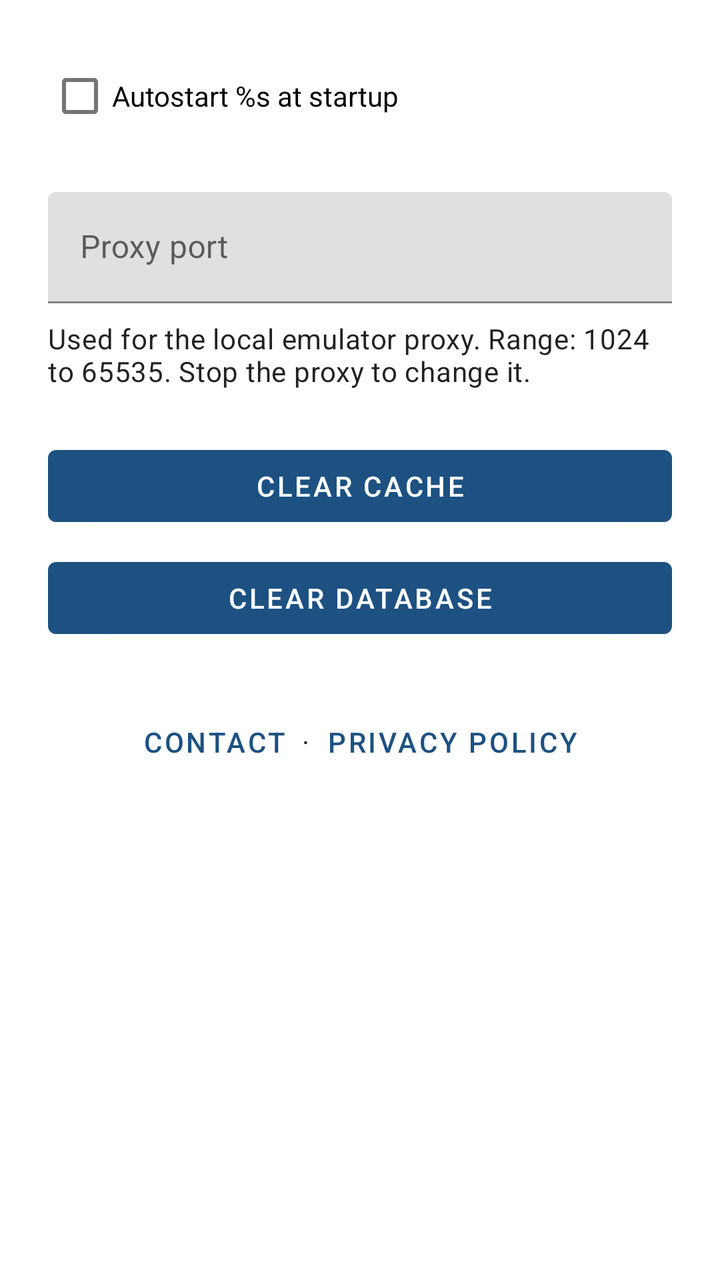
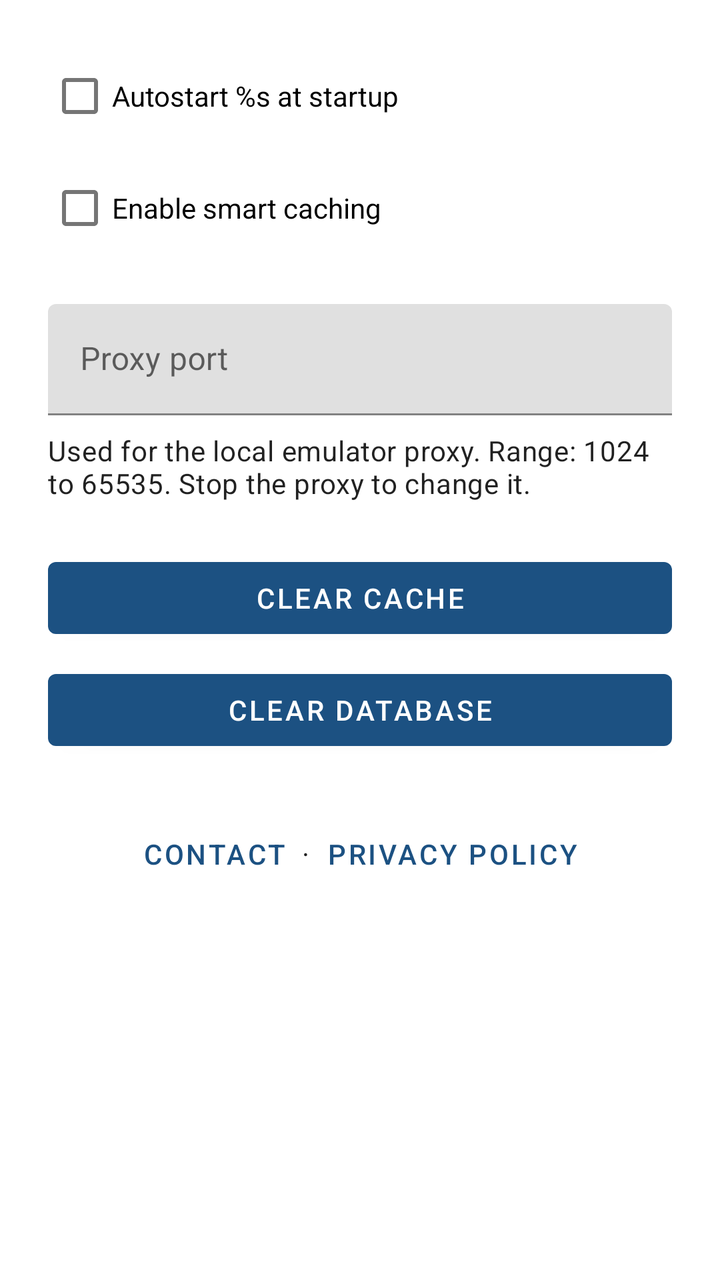

Screens rendered from an Android XML layout before and after an edit, with the pre-edit source and the edit as a unified diff.
<!-- AndroidManifest.xml: application theme Theme.RAOfflineProxy -->
<!-- res/layout/fragment_settings.xml -->
<?xml version="1.0" encoding="utf-8"?>
<androidx.core.widget.NestedScrollView
    xmlns:android="http://schemas.android.com/apk/res/android"
    android:layout_width="match_parent"
    android:layout_height="match_parent">

    <LinearLayout
        android:layout_width="match_parent"
        android:layout_height="wrap_content"
        android:orientation="vertical"
        android:padding="24dp">

        <CheckBox
            android:id="@+id/cb_autostart_proxy"
            android:layout_width="wrap_content"
            android:layout_height="wrap_content"
            android:text="@string/setting_autostart_label" />

        <com.google.android.material.textfield.TextInputLayout
            android:id="@+id/input_proxy_port"
            android:layout_width="match_parent"
            android:layout_height="wrap_content"
            android:layout_marginTop="24dp"
            android:hint="@string/setting_proxy_port_label">

            <com.google.android.material.textfield.TextInputEditText
                android:id="@+id/et_proxy_port"
                android:layout_width="match_parent"
                android:layout_height="wrap_content"
                android:inputType="number"
                android:maxLength="5"
                android:singleLine="true" />

        </com.google.android.material.textfield.TextInputLayout>

        <TextView
            android:id="@+id/tv_proxy_port_hint"
            android:layout_width="match_parent"
            android:layout_height="wrap_content"
            android:layout_marginTop="8dp"
            android:text="@string/setting_proxy_port_hint"
            android:textAppearance="@style/TextAppearance.MaterialComponents.Body2" />

        <Button
            android:id="@+id/btn_clear_cache"
            android:layout_width="match_parent"
            android:layout_height="wrap_content"
            android:layout_marginTop="24dp"
            android:text="@string/btn_clear_cache" />

        <Button
            android:id="@+id/btn_clear_database"
            android:layout_width="match_parent"
            android:layout_height="wrap_content"
            android:layout_marginTop="8dp"
            android:text="@string/btn_clear_database" />

        <LinearLayout
            android:layout_width="match_parent"
            android:layout_height="wrap_content"
            android:layout_marginTop="24dp"
            android:gravity="center"
            android:orientation="horizontal">

            <Button
                style="@style/Widget.MaterialComponents.Button.TextButton"
                android:id="@+id/btn_contact_feedback"
                android:layout_width="wrap_content"
                android:layout_height="wrap_content"
                android:text="@string/btn_contact_feedback" />

            <TextView
                android:layout_width="wrap_content"
                android:layout_height="wrap_content"
                android:text="·"
                android:textAppearance="@style/TextAppearance.MaterialComponents.Body2" />

            <Button
                style="@style/Widget.MaterialComponents.Button.TextButton"
                android:id="@+id/btn_privacy_policy"
                android:layout_width="wrap_content"
                android:layout_height="wrap_content"
                android:text="@string/btn_privacy_policy" />

        </LinearLayout>

    </LinearLayout>

</androidx.core.widget.NestedScrollView>
<!-- resources referenced by this layout -->
<resources>
  <string name="btn_clear_cache">Clear Cache</string>
  <string name="btn_clear_database">Clear Database</string>
  <string name="btn_contact_feedback">Contact</string>
  <string name="btn_privacy_policy">Privacy Policy</string>
  <string name="setting_autostart_label">Autostart %s at startup</string>
  <string name="setting_proxy_port_hint">Used for the local emulator proxy. Range: 1024 to 65535. Stop the proxy to change it.</string>
  <string name="setting_proxy_port_label">Proxy port</string>
  <style name="Theme.RAOfflineProxy" parent="Theme.MaterialComponents.DayNight.DarkActionBar">
          <item name="colorPrimary">@color/primary</item>
          <item name="colorPrimaryVariant">@color/primary_dark</item>
          <item name="colorOnPrimary">@color/white</item>
          <item name="colorSecondary">@color/secondary</item>
          <item name="colorSecondaryVariant">@color/secondary_dark</item>
          <item name="colorControlActivated">@color/secondary</item>
          <item name="alertDialogTheme">@style/ThemeOverlay.RAOfflineProxy.AlertDialog</item>
          <item name="materialAlertDialogTheme">@style/ThemeOverlay.RAOfflineProxy.AlertDialog</item>
          <item name="actionBarStyle">@style/Widget.RAOfflineProxy.ActionBar</item>
          <item name="snackbarTextViewStyle">@style/Widget.RAOfflineProxy.SnackbarText</item>
      </style>
  <color name="primary">#FF1C5182</color>
  <color name="primary_dark">#FF15406A</color>
  <color name="white">#FFFFFFFF</color>
  <color name="secondary">#FFD2A448</color>
  <color name="secondary_dark">#FFB88A30</color>
  <style name="ThemeOverlay.RAOfflineProxy.AlertDialog" parent="ThemeOverlay.MaterialComponents.MaterialAlertDialog">
          <item name="buttonBarPositiveButtonStyle">@style/Widget.RAOfflineProxy.AlertDialog.Button</item>
          <item name="buttonBarNegativeButtonStyle">@style/Widget.RAOfflineProxy.AlertDialog.Button</item>
          <item name="buttonBarNeutralButtonStyle">@style/Widget.RAOfflineProxy.AlertDialog.Button</item>
      </style>
  <style name="Widget.RAOfflineProxy.ActionBar" parent="Widget.MaterialComponents.ActionBar.Solid">
          <item name="titleTextStyle">@style/TextAppearance.RAOfflineProxy.ActionBar.Title</item>
      </style>
  <style name="Widget.RAOfflineProxy.SnackbarText" parent="Widget.MaterialComponents.Snackbar.TextView">
          <item name="android:textSize">12sp</item>
      </style>
  <style name="Widget.RAOfflineProxy.AlertDialog.Button" parent="Widget.AppCompat.Button.ButtonBar.AlertDialog">
          <item name="android:textColor">@color/dialog_action</item>
      </style>
  <style name="TextAppearance.RAOfflineProxy.ActionBar.Title" parent="TextAppearance.MaterialComponents.Headline6">
          <item name="android:textStyle">bold</item>
      </style>
  <color name="dialog_action">#FFFFD27A</color>
</resources>

<!-- the commit's change to res/layout/fragment_settings.xml (unified diff, before → after) -->
@@ -15,6 +15,13 @@
             android:layout_width="wrap_content"
             android:layout_height="wrap_content"
             android:text="@string/setting_autostart_label" />
+
+        <CheckBox
+            android:id="@+id/cb_smart_caching"
+            android:layout_width="wrap_content"
+            android:layout_height="wrap_content"
+            android:layout_marginTop="8dp"
+            android:text="@string/setting_smart_caching_label" />
 
         <com.google.android.material.textfield.TextInputLayout
             android:id="@+id/input_proxy_port"
<!-- resource entries referenced after the edit -->
@@ -7,6 +7,7 @@
   <string name="setting_autostart_label">Autostart %s at startup</string>
   <string name="setting_proxy_port_hint">Used for the local emulator proxy. Range: 1024 to 65535. Stop the proxy to change it.</string>
   <string name="setting_proxy_port_label">Proxy port</string>
+  <string name="setting_smart_caching_label">Enable smart caching</string>
   <style name="Theme.RAOfflineProxy" parent="Theme.MaterialComponents.DayNight.DarkActionBar">
           <item name="colorPrimary">@color/primary</item>
           <item name="colorPrimaryVariant">@color/primary_dark</item>
